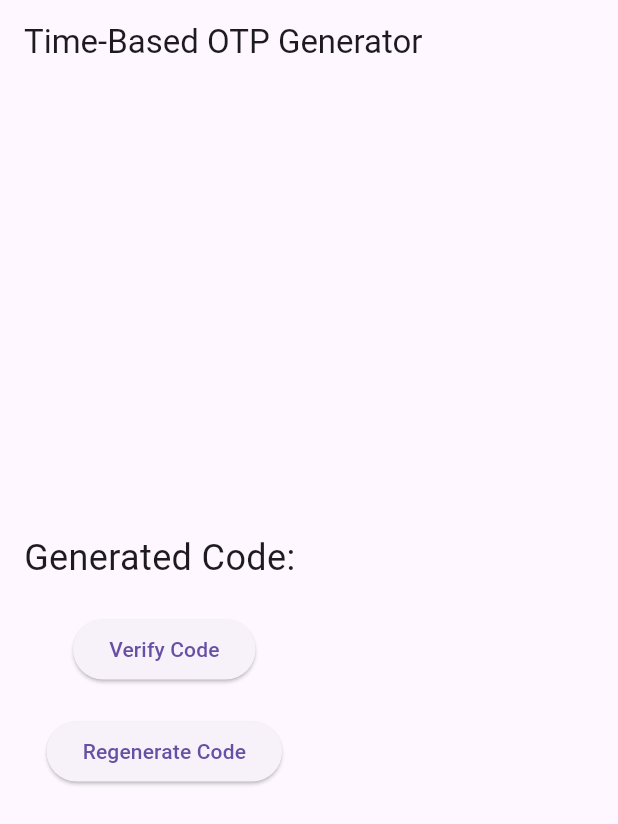
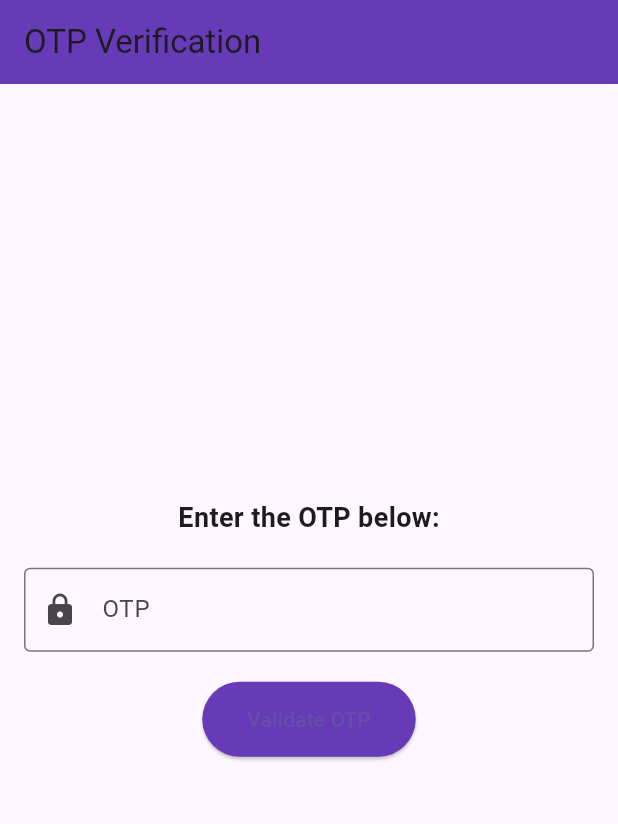
Before and after one commit to Shiren-C-S/Time-Based-OTP-Generator, a Flutter app: the screen it shows after launch, on a phone screen of 412 x 824 dp. Shown: the top 824 px of the screen. Run offline on Flutter 3.47's test engine with Material 3 defaults, Android fonts, the phone set to English and light mode, and no system bars; missing offline and left inert: hotp.

Commit message:
Update main.dart

```diff
--- a/lib/main.dart
+++ b/lib/main.dart
@@ -2,164 +2,97 @@ import 'package:flutter/material.dart';
 import 'totp.dart';
 
 void main() {
-  runApp(MyApp());
+  runApp(OTPApp());
 }
 
-class MyApp extends StatelessWidget {
+class OTPApp extends StatefulWidget {
   @override
-  Widget build(BuildContext context) {
-    return MaterialApp(
-      title: 'Time-Based OTP Generator',
-      theme: ThemeData(
-        primarySwatch: Colors.blue,
-      ),
-      home: OtpPage(),
-    );
-  }
+  _OTPAppState createState() => _OTPAppState();
 }
 
-class OtpPage extends StatefulWidget {
-  @override
-  _OtpPageState createState() => _OtpPageState();
+class _OTPAppState extends State<OTPApp> {
+  final TotpClient totpClient = TotpClient('http://127.0.0.1:5500');
+  String enteredOtp = '';
+  String statusMessage = '';
+  bool isValidating = false;
+
+  Future<void> validateOtp() async {
+    if (enteredOtp.isEmpty) {
+      setState(() {
+        statusMessage = 'Please enter an OTP';
+      });
+      return;
     }
 
-class _OtpPageState extends State<OtpPage> {
-  final Totp _totp = Totp(
-    secret: [0x12, 0x34, 0x56, 0x78, 0x9A, 0xBC, 0xDE, 0xF0], // Example secret
-  );
-  String _generatedCode = '';
+    setState(() {
+      isValidating = true;
+      statusMessage = '';
+    });
 
-  @override
-  void initState() {
-    super.initState();
-    _updateCode();
-  }
+    final isValid = await totpClient.validateOtp(enteredOtp);
 
-  void _updateCode() {
     setState(() {
-      _generatedCode = _totp.now();
+      isValidating = false;
+      statusMessage = isValid ? 'OTP is valid!' : 'OTP is invalid!';
     });
-  }
-
-  void _navigateToVerifyPage() {
-    Navigator.push(
-      context,
-      MaterialPageRoute(
-        builder: (context) => VerifyPage(
-          generatedCode: _generatedCode,
-          onCodeVerified: _updateCode,
-        ),
-      ),
-    );
   }
 
   @override
   Widget build(BuildContext context) {
-    return Scaffold(
+    return MaterialApp(
+      home: Scaffold(
         appBar: AppBar(
-        title: Text('Time-Based OTP Generator'),
+          title: Text('OTP Verification'),
+          backgroundColor: Colors.deepPurple,
         ),
-      body: Padding(
+        body: Center(
+          child: Padding(
             padding: const EdgeInsets.all(16.0),
             child: Column(
               mainAxisAlignment: MainAxisAlignment.center,
-          children: <Widget>[
+              children: [
                 Text(
-              'Generated Code: $_generatedCode',
-              style: TextStyle(fontSize: 24),
+                  'Enter the OTP below:',
+                  style: TextStyle(fontSize: 18, fontWeight: FontWeight.bold),
+                ),
+                SizedBox(height: 20),
+                TextField(
+                  decoration: InputDecoration(
+                    labelText: 'OTP',
+                    border: OutlineInputBorder(),
+                    prefixIcon: Icon(Icons.lock),
+                  ),
+                  keyboardType: TextInputType.number,
+                  onChanged: (value) {
+                    setState(() {
+                      enteredOtp = value;
+                    });
+                  },
                 ),
                 SizedBox(height: 20),
                 ElevatedButton(
-              onPressed: _navigateToVerifyPage,
-              child: Text('Verify Code'),
+                  onPressed: validateOtp,
+                  child: isValidating
+                      ? CircularProgressIndicator(color: Colors.white)
+                      : Text('Validate OTP'),
+                  style: ElevatedButton.styleFrom(
+                    backgroundColor: Colors.deepPurple,
+                    padding: EdgeInsets.symmetric(horizontal: 30, vertical: 15),
+                  ),
                 ),
                 SizedBox(height: 20),
-            ElevatedButton(
-              onPressed: _updateCode,
-              child: Text('Regenerate Code'),
+                Text(
+                  statusMessage,
+                  style: TextStyle(
+                    fontSize: 16,
+                    color: isValidating ? Colors.grey : (statusMessage.contains('valid') ? Colors.green : Colors.red),
+                  ),
                 ),
               ],
+            ),
+          ),
         ),
       ),
     );
   }
 }
-
-class VerifyPage extends StatefulWidget {
-  final String generatedCode;
-  final VoidCallback onCodeVerified;
-
-  VerifyPage({required this.generatedCode, required this.onCodeVerified});
-
-  @override
-  _VerifyPageState createState() => _VerifyPageState();
-}
-
-class _VerifyPageState extends State<VerifyPage> {
-  final TextEditingController _passwordController = TextEditingController();
-  String _validationResult = '';
-
-  void _validateCode() {
-    final inputCode = _passwordController.text;
-    final isValid = widget.generatedCode == inputCode;
-    setState(() {
-      _validationResult = isValid ? 'Correct OTP entered' : 'Wrong OTP entered';
-    });
-
-    showDialog(
-      context: context,
-      builder: (BuildContext context) {
-        return AlertDialog(
-          title: Text(isValid ? 'Success' : 'Error'),
-          content: Text(_validationResult),
-          actions: <Widget>[
-            TextButton(
-              onPressed: () {
-                Navigator.of(context).pop(); // Close the dialog
-                Navigator.of(context).pop(); // Return to the OTP page
-                widget.onCodeVerified(); // Regenerate OTP
-              },
-              child: Text('OK'),
-            ),
-          ],
-        );
-      },
-    );
-  }
-
-  @override
-  Widget build(BuildContext context) {
-    return Scaffold(
-      appBar: AppBar(
-        title: Text('Time-Based OTP Generator'),
-      ),
-      body: Padding(
-        padding: const EdgeInsets.all(16.0),
-        child: Column(
-          mainAxisAlignment: MainAxisAlignment.center,
-          children: <Widget>[
-            TextField(
-              controller: _passwordController,
-              decoration: InputDecoration(
-                labelText: 'Enter OTP Code',
-                border: OutlineInputBorder(),
-              ),
-              keyboardType: TextInputType.number,
-              maxLength: widget.generatedCode.length,
-            ),
-            SizedBox(height: 20),
-            ElevatedButton(
-              onPressed: _validateCode,
-              child: Text('Validate Code'),
-            ),
-            SizedBox(height: 20),
-            Text(
-              _validationResult,
-              style: TextStyle(fontSize: 24, color: const Color.fromARGB(255, 0, 0, 0)),
-            ),
-          ],
-        ),
-      ),
-    );
-  }
-}
```
Lines whose indentation alone changed are shown as unchanged.
